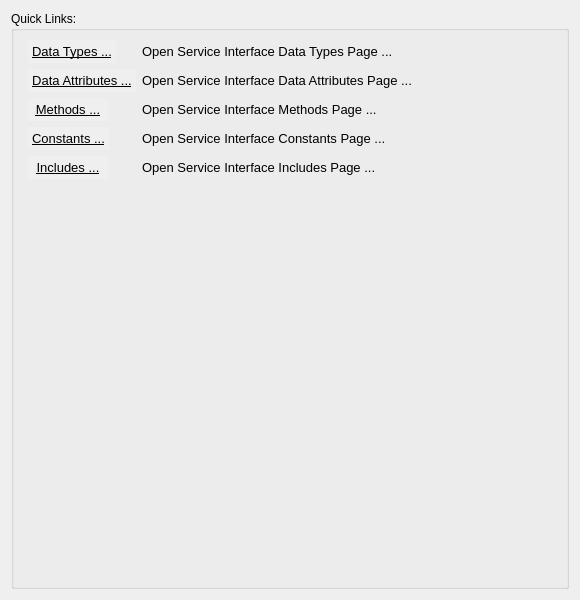
aregtech/areg-sdk-tools, file sources/lusan/view/si/ui/SIOverviewLinks.ui: the form before one commit.
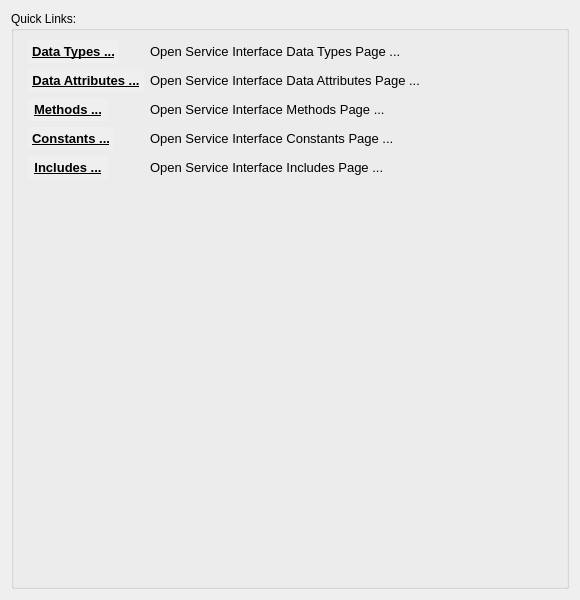
The form after the commit.

Commit message: Initial analysis and plan for LogViewer filter proxy implementation

```diff
--- a/sources/lusan/view/si/ui/SIOverviewLinks.ui
+++ b/sources/lusan/view/si/ui/SIOverviewLinks.ui
@@ -47,7 +47,7 @@
             <pointsize>10</pointsize>
             <underline>true</underline>
             <stylestrategy>PreferDefault</stylestrategy>
-            <fontweight>DemiBold</fontweight>
+            <weight>63</weight>
            </font>
           </property>
           <property name="cursor">
@@ -95,7 +95,7 @@
             <pointsize>10</pointsize>
             <underline>true</underline>
             <stylestrategy>PreferDefault</stylestrategy>
-            <fontweight>DemiBold</fontweight>
+            <weight>63</weight>
            </font>
           </property>
           <property name="cursor">
@@ -143,7 +143,7 @@
             <pointsize>10</pointsize>
             <underline>true</underline>
             <stylestrategy>PreferDefault</stylestrategy>
-            <fontweight>DemiBold</fontweight>
+            <weight>63</weight>
            </font>
           </property>
           <property name="cursor">
@@ -191,7 +191,7 @@
             <pointsize>10</pointsize>
             <underline>true</underline>
             <stylestrategy>PreferDefault</stylestrategy>
-            <fontweight>DemiBold</fontweight>
+            <weight>63</weight>
            </font>
           </property>
           <property name="cursor">
@@ -239,7 +239,7 @@
             <pointsize>10</pointsize>
             <underline>true</underline>
             <stylestrategy>PreferDefault</stylestrategy>
-            <fontweight>DemiBold</fontweight>
+            <weight>63</weight>
            </font>
           </property>
           <property name="cursor">
```
